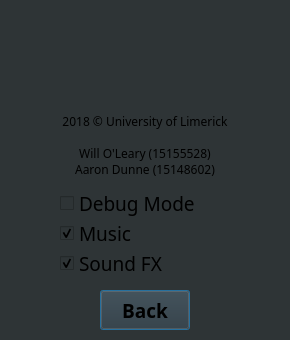
The window that Zork_Qt_project/settings.ui (willoleary6/ZorkProject) describes before a commit, drawn with Qt 5.
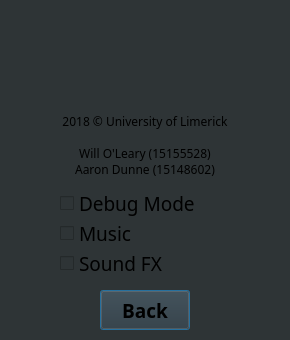
The same window after the commit. Icons and pictures are not drawn.

Diff of the .ui file:
```diff
--- a/Zork_Qt_project/settings.ui
+++ b/Zork_Qt_project/settings.ui
@@ -93,12 +93,6 @@
    <property name="text">
     <string>Music</string>
    </property>
-   <property name="checkable">
-    <bool>true</bool>
-   </property>
-   <property name="checked">
-    <bool>true</bool>
-   </property>
    <property name="tristate">
     <bool>false</bool>
    </property>
@@ -121,9 +115,6 @@
    <property name="text">
     <string>Sound FX</string>
    </property>
-   <property name="checked">
-    <bool>true</bool>
-   </property>
    <property name="tristate">
     <bool>false</bool>
    </property>
```
Left out of the diff: 10 changed lines with no effect on the pictures.
